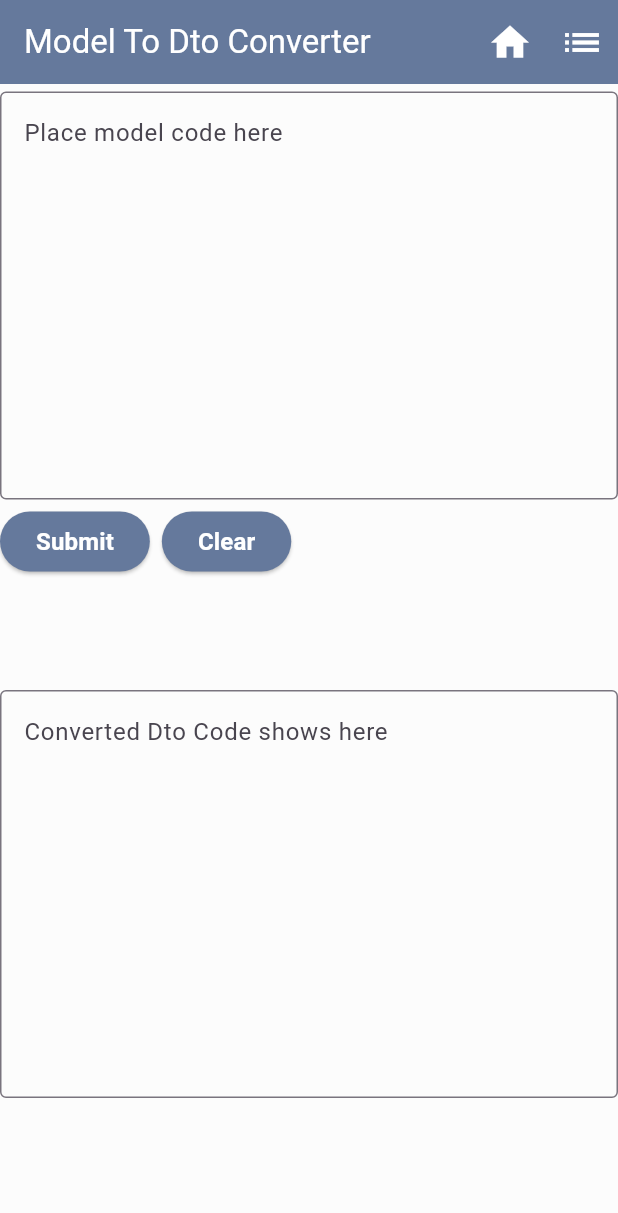
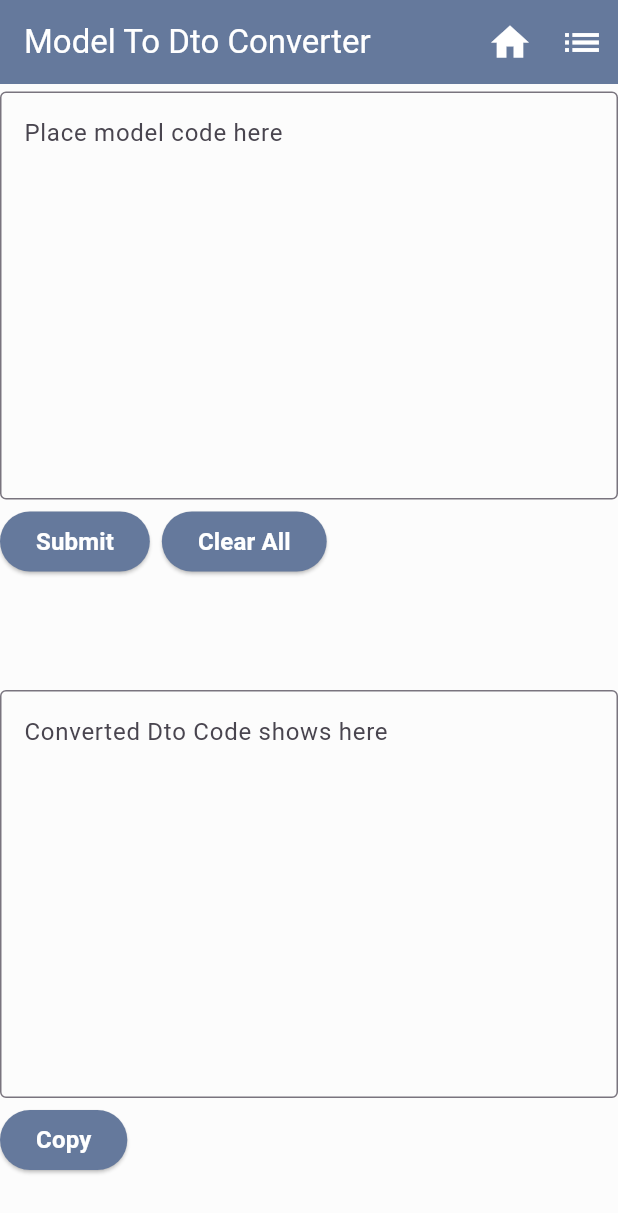
Before and after one commit to darius35150/devTools, a Flutter app: the screen it shows after launch, after a tap on the "difference" icon, on a phone screen of 412 x 824 dp. Shown: the top 1213 px of the screen. Run offline on Flutter 3.47's test engine with Material 2 defaults, Android fonts, the phone set to English and light mode, and no system bars; our stand-ins replace hive_flutter; missing offline and left inert: desktop_window, flutter_bootstrap; accounts and stored records are empty.

Commit message:
Added copy button

```diff
--- a/lib/converter/lib/main/converter_home.dart
+++ b/lib/converter/lib/main/converter_home.dart
@@ -1,4 +1,5 @@
 import 'package:flutter/material.dart';
+import 'package:flutter/services.dart';
 import '../convert/convert.dart';
 
 class ConverterHome extends StatefulWidget {
@@ -62,6 +63,11 @@ class _ConverterHome extends State<ConverterHome> {
       outputTexTFormFieldController.clear();
     });
   }
+
+  copyData() async{
+    await Clipboard.setData(ClipboardData(text: outputTexTFormFieldController.text));
+  }
+
   @override
   Widget build(BuildContext context) {
     return Column(children: [
@@ -99,7 +105,7 @@ class _ConverterHome extends State<ConverterHome> {
               backgroundColor: const Color.fromARGB(255, 101, 121, 156)
             ),
             onPressed: clearData,
-            child: const Text('Clear',
+            child: const Text('Clear All',
             style: TextStyle(
               color: Colors.white,
               fontWeight: FontWeight.bold,
@@ -108,6 +114,7 @@ class _ConverterHome extends State<ConverterHome> {
           ),
         ],
       ),
+
       Container(
           margin: const EdgeInsets.fromLTRB(0, 75, 0, 0),
           child: TextField(
@@ -115,7 +122,23 @@ class _ConverterHome extends State<ConverterHome> {
               maxLines: 10,
               controller: outputTexTFormFieldController,
               decoration: const InputDecoration(
-                  border: OutlineInputBorder(), hintText: 'Converted Dto Code shows here')))
+                  border: OutlineInputBorder(), hintText: 'Converted Dto Code shows here'))),
+
+      const SizedBox(height: 4,),
+      Row(
+      children: [
+        ElevatedButton(
+            style: ElevatedButton.styleFrom(
+              backgroundColor: const Color.fromARGB(255, 101, 121, 156)
+            ),
+            onPressed: copyData,
+            child: const Text('Copy',
+            style: TextStyle(
+              color: Colors.white,
+              fontWeight: FontWeight.bold,
+              fontSize: 16
+            ),),
+        )]),
     ]);
   }
 }
--- a/lib/main.dart
+++ b/lib/main.dart
@@ -1,11 +1,19 @@
+import 'dart:io';
+
 import './home/home.dart';
 import 'package:flutter/material.dart';
 import 'package:hive_flutter/hive_flutter.dart';
+import 'package:desktop_window/desktop_window.dart';
 
-void main() async{
+void main() async {
   await Hive.initFlutter();
 
   await Hive.openBox("items");
+
+  if (Platform.isWindows) {
+    DesktopWindow.setFullScreen(false);
+    await DesktopWindow.setWindowSize(const Size(1056, 850));
+  }
 
   runApp(const DevToolsApp());
 }
--- a/pubspec.yaml
+++ b/pubspec.yaml
@@ -38,6 +38,7 @@ dependencies:
   hive:
   hive_flutter:
   flutter_bootstrap: ^2.0.0
+  desktop_window:
 dev_dependencies:
   flutter_test:
     sdk: flutter
```
Also changed, not shown: pubspec.lock, 2 other files.
